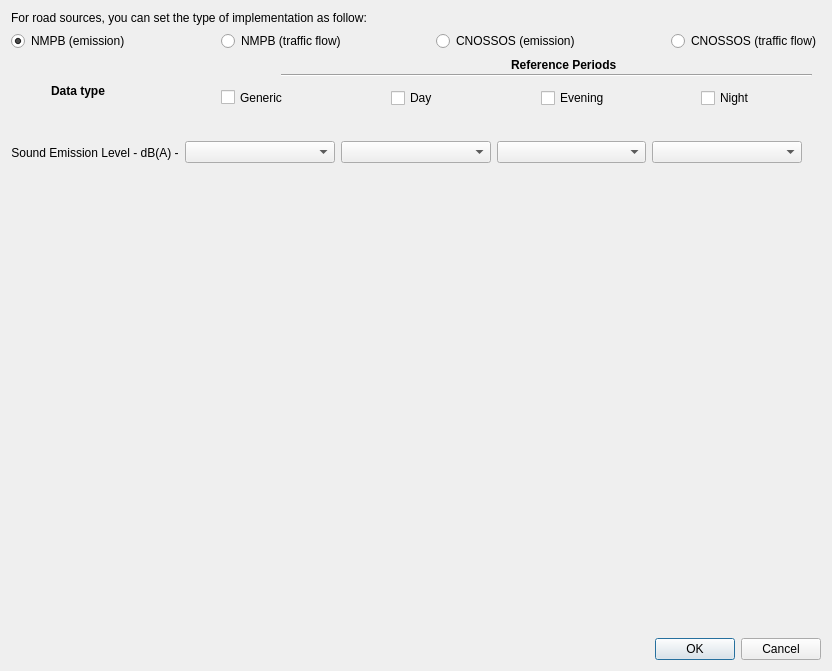
Above: tools/ui_SourceDetailsRoads.ui from pierluigiderosa/openoise before the change. Below: the same form after it.
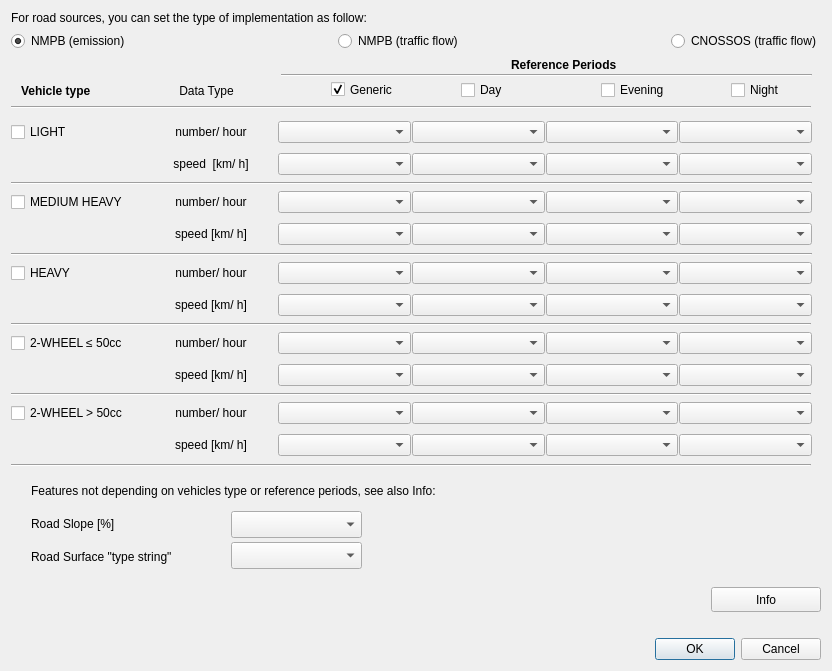
That is the form after the change. Custom widgets are drawn as their Qt base class.

Commit message: - first version POWER POINT emission frequencies

```diff
--- a/tools/ui_SourceDetailsRoads.ui
+++ b/tools/ui_SourceDetailsRoads.ui
@@ -90,26 +90,6 @@
        </property>
       </spacer>
      </item>
-     <item>
-      <widget class="QRadioButton" name="CNOSSOS_R_radioButton">
-       <property name="text">
-        <string>CNOSSOS (emission)</string>
-       </property>
-      </widget>
-     </item>
-     <item>
-      <spacer name="horizontalSpacer_3">
-       <property name="orientation">
-        <enum>Qt::Horizontal</enum>
-       </property>
-       <property name="sizeHint" stdset="0">
-        <size>
-         <width>200</width>
-         <height>20</height>
-        </size>
-       </property>
-      </spacer>
-     </item>
      <item>
       <widget class="QRadioButton" name="CNOSSOS_radioButton">
        <property name="text">
@@ -125,7 +105,7 @@
    <item>
     <widget class="QStackedWidget" name="road_stackedWidget">
      <property name="currentIndex">
-      <number>3</number>
+      <number>2</number>
      </property>
      <widget class="QWidget" name="road_power_page">
       <widget class="QWidget" name="layoutWidget">
@@ -1858,151 +1838,6 @@
       <zorder>implementation_label_24</zorder>
       <zorder>line_11</zorder>
      </widget>
-     <widget class="QWidget" name="road_CNOSSOS_power">
-      <widget class="QLabel" name="label_2">
-       <property name="geometry">
-        <rect>
-         <x>500</x>
-         <y>0</y>
-         <width>161</width>
-         <height>16</height>
-        </rect>
-       </property>
-       <property name="text">
-        <string>&lt;html&gt;&lt;head/&gt;&lt;body&gt;&lt;p&gt;&lt;span style=&quot; font-weight:600;&quot;&gt;Reference Periods&lt;/span&gt;&lt;/p&gt;&lt;/body&gt;&lt;/html&gt;</string>
-       </property>
-      </widget>
-      <widget class="Line" name="line_15">
-       <property name="geometry">
-        <rect>
-         <x>270</x>
-         <y>8</y>
-         <width>531</width>
-         <height>20</height>
-        </rect>
-       </property>
-       <property name="orientation">
-        <enum>Qt::Horizontal</enum>
-       </property>
-      </widget>
-      <widget class="QLabel" name="label_23">
-       <property name="geometry">
-        <rect>
-         <x>40</x>
-         <y>26</y>
-         <width>101</width>
-         <height>16</height>
-        </rect>
-       </property>
-       <property name="text">
-        <string>&lt;html&gt;&lt;head/&gt;&lt;body&gt;&lt;p&gt;&lt;span style=&quot; font-weight:600;&quot;&gt;Data type&lt;/span&gt;&lt;/p&gt;&lt;/body&gt;&lt;/html&gt;</string>
-       </property>
-      </widget>
-      <widget class="QCheckBox" name="CNOSSOS_R_L_nig_checkBox">
-       <property name="geometry">
-        <rect>
-         <x>690</x>
-         <y>30</y>
-         <width>81</width>
-         <height>22</height>
-        </rect>
-       </property>
-       <property name="text">
-        <string>Night</string>
-       </property>
-       <property name="checked">
-        <bool>false</bool>
-       </property>
-      </widget>
-      <widget class="QCheckBox" name="CNOSSOS_R_L_gen_checkBox">
-       <property name="geometry">
-        <rect>
-         <x>210</x>
-         <y>30</y>
-         <width>91</width>
-         <height>21</height>
-        </rect>
-       </property>
-       <property name="text">
-        <string>Generic</string>
-       </property>
-       <property name="checked">
-        <bool>false</bool>
-       </property>
-      </widget>
-      <widget class="QCheckBox" name="CNOSSOS_R_L_day_checkBox">
-       <property name="geometry">
-        <rect>
-         <x>380</x>
-         <y>30</y>
-         <width>81</width>
-         <height>22</height>
-        </rect>
-       </property>
-       <property name="text">
-        <string>Day</string>
-       </property>
-       <property name="checked">
-        <bool>false</bool>
-       </property>
-      </widget>
-      <widget class="QCheckBox" name="CNOSSOS_R_L_eve_checkBox">
-       <property name="geometry">
-        <rect>
-         <x>530</x>
-         <y>30</y>
-         <width>71</width>
-         <height>22</height>
-        </rect>
-       </property>
-       <property name="text">
-        <string>Evening</string>
-       </property>
-       <property name="checked">
-        <bool>false</bool>
-       </property>
-      </widget>
-      <widget class="QWidget" name="layoutWidget_2">
-       <property name="geometry">
-        <rect>
-         <x>0</x>
-         <y>70</y>
-         <width>791</width>
-         <height>51</height>
-        </rect>
-       </property>
-       <layout class="QHBoxLayout" name="horizontalLayout_88_1">
-        <item>
-         <widget class="QLabel" name="n_l_label_15">
-          <property name="maximumSize">
-           <size>
-            <width>16777215</width>
-            <height>27</height>
-           </size>
-          </property>
-          <property name="text">
-           <string>Sound Emission Level - dB(A) -</string>
-          </property>
-          <property name="alignment">
-           <set>Qt::AlignCenter</set>
-          </property>
-         </widget>
-        </item>
-        <item>
-         <widget class="QgsFieldComboBox" name="CNOSSOS_R_L_gen_comboBox"/>
-        </item>
-        <item>
-         <widget class="QgsFieldComboBox" name="CNOSSOS_R_L_day_comboBox"/>
-        </item>
-        <item>
-         <widget class="QgsFieldComboBox" name="CNOSSOS_R_L_eve_comboBox"/>
-        </item>
-        <item>
-         <widget class="QgsFieldComboBox" name="CNOSSOS_R_L_nig_comboBox"/>
-        </item>
-       </layout>
-      </widget>
-     </widget>
     </widget>
    </item>
    <item>
```
The commit also changes 10 other files.
